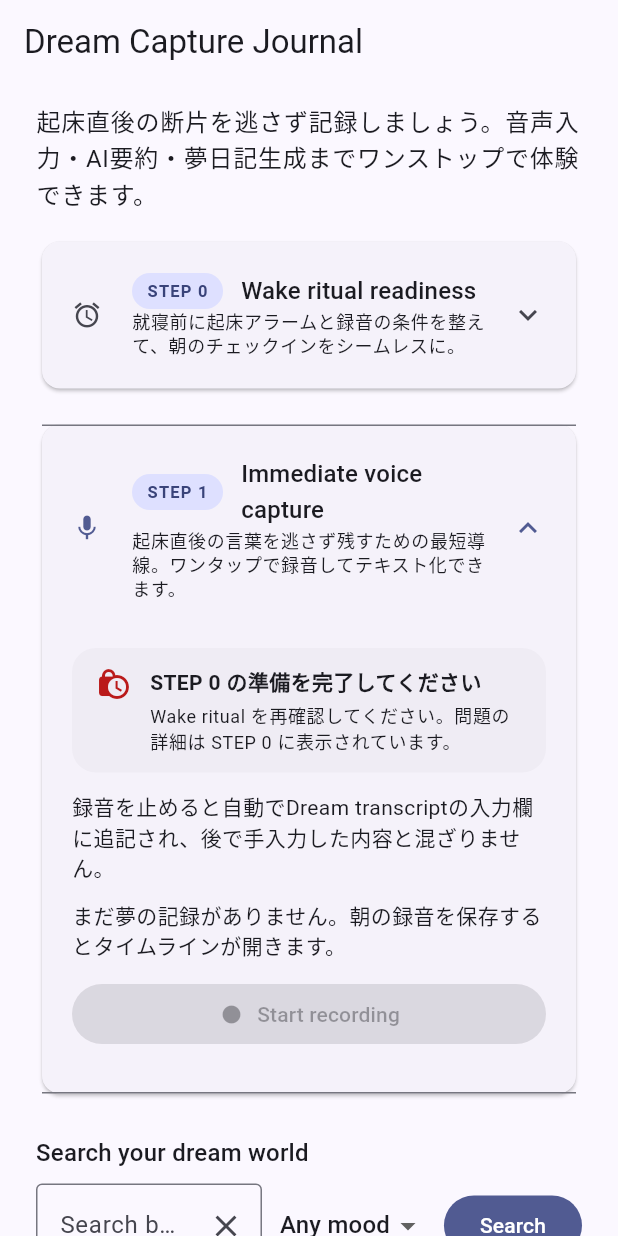
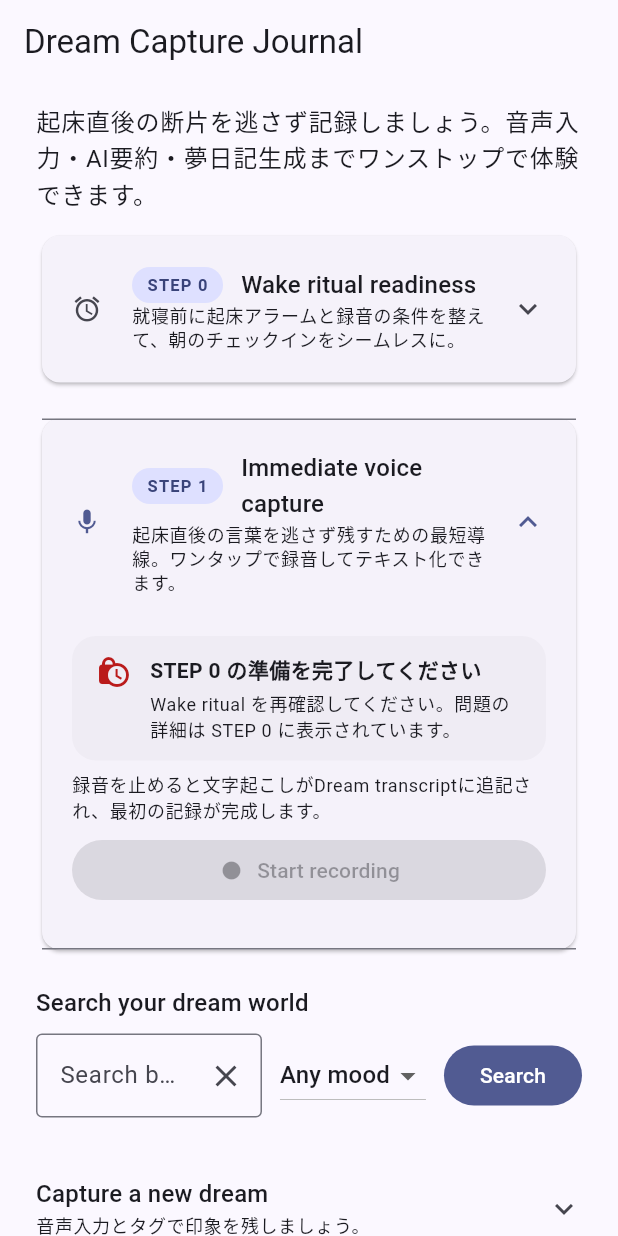
Before and after one commit to Thagi/dream-weave, a Flutter app: the screen it shows after launch, after a tap on "STEP 0", on a phone screen of 412 x 824 dp. Run offline on Flutter 3.47's test engine with Material 3 defaults, Android fonts, the light colour scheme and no system bars; our stand-ins replace flutter_local_notifications, timezone; missing offline and left inert: record; network calls fail.

Commit message:
Refine onboarding steps for accessible wake prep

```diff
--- a/mobile/lib/screens/dream_capture_screen.dart
+++ b/mobile/lib/screens/dream_capture_screen.dart
@@ -58,6 +58,7 @@ class _DreamCaptureScreenState extends State<DreamCaptureScreen> {
 
   bool _captureFormExpanded = false;
   bool _captureFormToggled = false;
+  int _captureFormExpansionRevision = 0;
 
   bool _assistantsExpanded = true;
   int _assistantsExpansionRevision = 0;
@@ -159,7 +160,13 @@ class _DreamCaptureScreenState extends State<DreamCaptureScreen> {
         final hasDreams = dreams.isNotEmpty;
         _hasDreams = hasDreams;
         if (!_captureFormToggled) {
-          _captureFormExpanded = !hasDreams;
+          final shouldExpand = !hasDreams;
+          if (_captureFormExpanded != shouldExpand) {
+            _captureFormExpanded = shouldExpand;
+            _captureFormExpansionRevision++;
+          } else {
+            _captureFormExpanded = shouldExpand;
+          }
         }
         if (!hasDreams && !_voiceCaptureExpanded) {
           _voiceCaptureExpanded = true;
@@ -512,15 +519,15 @@ class _DreamCaptureScreenState extends State<DreamCaptureScreen> {
       ),
       body: LayoutBuilder(
         builder: (context, constraints) {
-          final showOnboardingRow = constraints.maxWidth >= 760;
+          final showOnboardingRow = constraints.maxWidth >= 960;
           final content = <Widget>[
             Text(
               '起床直後の断片を逃さず記録しましょう。音声入力・AI要約・夢日記生成までワンストップで体験できます。',
               style: Theme.of(context).textTheme.bodyLarge,
             ),
-            const SizedBox(height: 16),
+            const SizedBox(height: 12),
             _buildOnboardingSection(showOnboardingRow),
-            const SizedBox(height: 24),
+            const SizedBox(height: 20),
             if (_highlights != null && _highlights!.topTags.isNotEmpty) ...[
               _buildTagFilters(context),
               const SizedBox(height: 12),
@@ -654,12 +661,12 @@ class _DreamCaptureScreenState extends State<DreamCaptureScreen> {
         },
         children: [
           const SizedBox(height: 12),
-          _buildWakePrepChecklist(),
-          const SizedBox(height: 12),
           _buildWakePrepActions(),
           const SizedBox(height: 12),
-          Text(
-            '睡眠前にここを済ませておくと、目覚めた瞬間に夢の断片へ集中できます。',
+          _buildWakePrepChecklist(),
+          const SizedBox(height: 8),
+          Text(
+            '睡眠前にここを整えておくと、目覚めた瞬間から夢の断片に集中できます。',
             style: Theme.of(context).textTheme.bodySmall,
           ),
         ],
@@ -710,16 +717,7 @@ class _DreamCaptureScreenState extends State<DreamCaptureScreen> {
             ? '録音必須: ${alarm.requireTranscription ? 'ON' : 'OFF'} · メモ: ${alarm.note ?? 'なし'}'
             : '起床時刻とメモをセットして、未来の自分に合図を送りましょう。',
       ),
-      _buildChecklistTile(
-        icon: _requireVoiceCheckIn ? Icons.mic : Icons.mic_none,
-        iconColor: _requireVoiceCheckIn
-            ? theme.colorScheme.primary
-            : theme.colorScheme.tertiary,
-        title: _requireVoiceCheckIn ? '録音必須モードはONです' : '録音必須モードはOFFです',
-        subtitle: _requireVoiceCheckIn
-            ? '録音を完了するまでアラームを止められないようにし、朝の集中力を確保します。'
-            : 'STEP 1 で録音を始めるには、このモードをONにしてからアラームを再設定してください。',
-      ),
+      _buildVoiceLockChecklistTile(),
     ];
 
     return LayoutBuilder(
@@ -739,7 +737,9 @@ class _DreamCaptureScreenState extends State<DreamCaptureScreen> {
         }
 
         const spacing = 12.0;
-        final tileWidth = (constraints.maxWidth - spacing) / 2;
+        final columns = constraints.maxWidth >= 680 ? 3 : 2;
+        final totalSpacing = spacing * (columns - 1);
+        final tileWidth = (constraints.maxWidth - totalSpacing) / columns;
         return Wrap(
           spacing: spacing,
           runSpacing: spacing,
@@ -757,65 +757,57 @@ class _DreamCaptureScreenState extends State<DreamCaptureScreen> {
   }
 
   Widget _buildWakePrepActions() {
-    return LayoutBuilder(
-      builder: (context, constraints) {
-        final actionTiles = <Widget>[
-          _buildVoiceLockToggleCard(),
-          _buildAlarmActionCard(),
-        ];
-
-        if (constraints.maxWidth < 520) {
-          return Column(
-            crossAxisAlignment: CrossAxisAlignment.stretch,
-            children: [
-              actionTiles[0],
-              const SizedBox(height: 12),
-              actionTiles[1],
-            ],
-          );
-        }
-
-        const spacing = 12.0;
-        final tileWidth = (constraints.maxWidth - spacing) / 2;
+    final scheduling = _isSchedulingAlarm;
+    final hasAlarm = _scheduledAlarm != null;
     return Wrap(
-          spacing: spacing,
-          runSpacing: spacing,
-          children: actionTiles
-              .map(
-                (tile) => SizedBox(
-                  width: tileWidth,
-                  child: tile,
-                ),
-              )
-              .toList(growable: false),
-        );
-      },
-    );
-  }
-
-  Widget _buildVoiceLockToggleCard() {
+      spacing: 12,
+      runSpacing: 8,
+      children: [
+        FilledButton.icon(
+          onPressed: scheduling || !_requireVoiceCheckIn ? null : _scheduleAlarm,
+          icon: Icon(scheduling ? Icons.hourglass_top : Icons.alarm_add),
+          label: Text(scheduling ? 'Scheduling…' : 'Set wake alarm'),
+        ),
+        TextButton.icon(
+          onPressed: hasAlarm ? _cancelAlarm : null,
+          icon: const Icon(Icons.close),
+          label: const Text('Clear alarm'),
+        ),
+      ],
+    );
+  }
+
+  Widget _buildVoiceLockChecklistTile() {
     final theme = Theme.of(context);
-    final subtitle = _scheduledAlarm != null
-        ? '設定を変更するには一度アラームをクリアしてから再設定してください。'
-        : (_requireVoiceCheckIn
-            ? '音声チェックを終えるまでアラームを停止できないようにして、記録の集中力を守ります。'
-            : 'OFFにすると音声チェック前にアラームを止められますが、STEP 1 は開始できません。');
     final toggleDisabled = _scheduledAlarm != null || _isSchedulingAlarm;
+    final subtitle = _requireVoiceCheckIn
+        ? '音声チェックを終えるまでアラームを止めず、朝の集中力を守ります。'
+        : 'ONにするとSTEP 1 の録音が解放されます。設定後はアラームを再予約してください。';
     return Container(
-      padding: const EdgeInsets.symmetric(horizontal: 16, vertical: 14),
+      padding: const EdgeInsets.symmetric(horizontal: 16, vertical: 12),
       decoration: BoxDecoration(
         color: theme.colorScheme.surfaceContainerHighest.withValues(alpha: 0.35),
         borderRadius: BorderRadius.circular(16),
       ),
-      child: Row(
+      child: Column(
         crossAxisAlignment: CrossAxisAlignment.start,
         children: [
+          Row(
+            crossAxisAlignment: CrossAxisAlignment.start,
+            children: [
+              Icon(
+                _requireVoiceCheckIn ? Icons.mic : Icons.mic_none,
+                color: _requireVoiceCheckIn
+                    ? theme.colorScheme.primary
+                    : theme.colorScheme.tertiary,
+              ),
+              const SizedBox(width: 12),
               Expanded(
                 child: Column(
                   crossAxisAlignment: CrossAxisAlignment.start,
                   children: [
                     Text(
-                  '録音が完了するまでアラームを止めない',
+                      _requireVoiceCheckIn ? '録音必須モードはONです' : '録音必須モードはOFFです',
                       style: theme.textTheme.bodyMedium?.copyWith(
                         fontWeight: FontWeight.w600,
                       ),
@@ -839,56 +831,6 @@ class _DreamCaptureScreenState extends State<DreamCaptureScreen> {
                       },
               ),
             ],
-      ),
-    );
-  }
-
-  Widget _buildAlarmActionCard() {
-    final theme = Theme.of(context);
-    final hasAlarm = _scheduledAlarm != null;
-    final scheduling = _isSchedulingAlarm;
-    return Container(
-      padding: const EdgeInsets.all(16),
-      decoration: BoxDecoration(
-        color: theme.colorScheme.surfaceContainerHighest.withValues(alpha: 0.35),
-        borderRadius: BorderRadius.circular(16),
-      ),
-      child: Column(
-        crossAxisAlignment: CrossAxisAlignment.start,
-        children: [
-          Text(
-            'Wake alarm control',
-            style: theme.textTheme.bodyMedium?.copyWith(
-              fontWeight: FontWeight.w600,
-            ),
-          ),
-          const SizedBox(height: 4),
-          Text(
-            hasAlarm
-                ? '時間やメモを更新するときは再設定してください。録音必須モードの状態も自動で反映されます。'
-                : '録音必須モードをONにしたままアラームを予約すると、STEP 1 の録音が解放されます。',
-            style: theme.textTheme.bodySmall,
-          ),
-          const SizedBox(height: 12),
-          FilledButton(
-            onPressed: scheduling || !_requireVoiceCheckIn ? null : _scheduleAlarm,
-            child: Row(
-              mainAxisSize: MainAxisSize.min,
-              children: [
-                Icon(scheduling ? Icons.hourglass_top : Icons.alarm_add),
-                const SizedBox(width: 8),
-                Text(scheduling ? 'Scheduling…' : 'Set wake alarm'),
-              ],
-            ),
-          ),
-          const SizedBox(height: 8),
-          Align(
-            alignment: Alignment.centerLeft,
-            child: TextButton.icon(
-              onPressed: hasAlarm ? _cancelAlarm : null,
-              icon: const Icon(Icons.close),
-              label: const Text('Clear alarm'),
-            ),
           ),
         ],
       ),
@@ -933,10 +875,13 @@ class _DreamCaptureScreenState extends State<DreamCaptureScreen> {
           });
         },
         children: [
-          const SizedBox(height: 12),
+          const SizedBox(height: 8),
           LayoutBuilder(
             builder: (context, constraints) {
               final isCompact = constraints.maxWidth < 680;
+              final followUpMessage = hasDreamHistory
+                  ? '録音を止めると文字起こしがDream transcriptに追記され、タイムラインの先頭で振り返れます。'
+                  : '録音を止めると文字起こしがDream transcriptに追記され、最初の記録が完成します。';
               final guidanceColumn = Column(
                 crossAxisAlignment: CrossAxisAlignment.start,
                 children: [
@@ -954,17 +899,10 @@ class _DreamCaptureScreenState extends State<DreamCaptureScreen> {
                         ? 'Wake ritual を再確認してください。問題の詳細は STEP 0 に表示されています。'
                         : readinessMessage,
                   ),
-                  const SizedBox(height: 12),
-                  Text(
-                    '録音を止めると自動でDream transcriptの入力欄に追記され、後で手入力した内容と混ざりません。',
-                    style: theme.textTheme.bodyMedium,
-                  ),
-                  const SizedBox(height: 12),
-                  Text(
-                    hasDreamHistory
-                        ? '新しい録音はタイムラインの先頭に追記され、過去の夢とも並べて振り返れます。'
-                        : 'まだ夢の記録がありません。朝の録音を保存するとタイムラインが開きます。',
-                    style: theme.textTheme.bodyMedium,
+                  const SizedBox(height: 8),
+                  Text(
+                    followUpMessage,
+                    style: theme.textTheme.bodySmall,
                   ),
                 ],
               );
@@ -976,7 +914,7 @@ class _DreamCaptureScreenState extends State<DreamCaptureScreen> {
                   crossAxisAlignment: CrossAxisAlignment.start,
                   children: [
                     guidanceColumn,
-                    const SizedBox(height: 12),
+                    const SizedBox(height: 8),
                     controls,
                   ],
                 );
@@ -1139,6 +1077,7 @@ class _DreamCaptureScreenState extends State<DreamCaptureScreen> {
 
   Widget _buildCaptureFormSection() {
     return ExpansionTile(
+      key: ValueKey<int>(_captureFormExpansionRevision),
       tilePadding: EdgeInsets.zero,
       childrenPadding: EdgeInsets.zero,
       maintainState: true,
```
Lines whose indentation alone changed are shown as unchanged.
